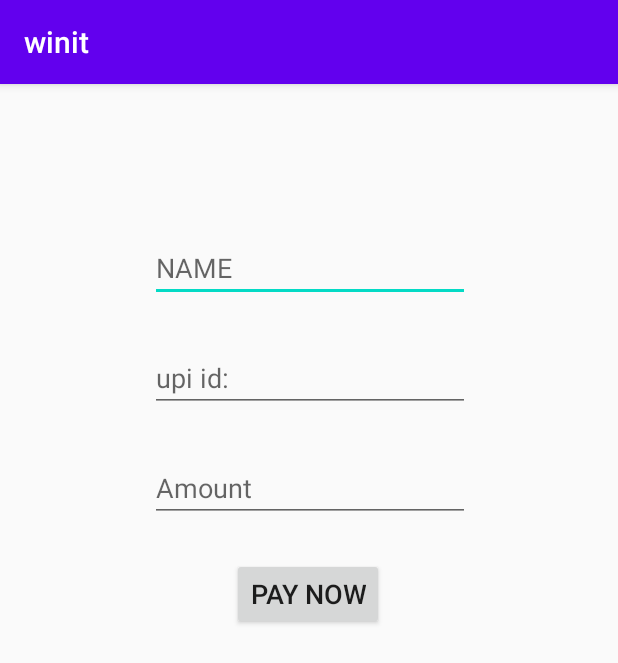
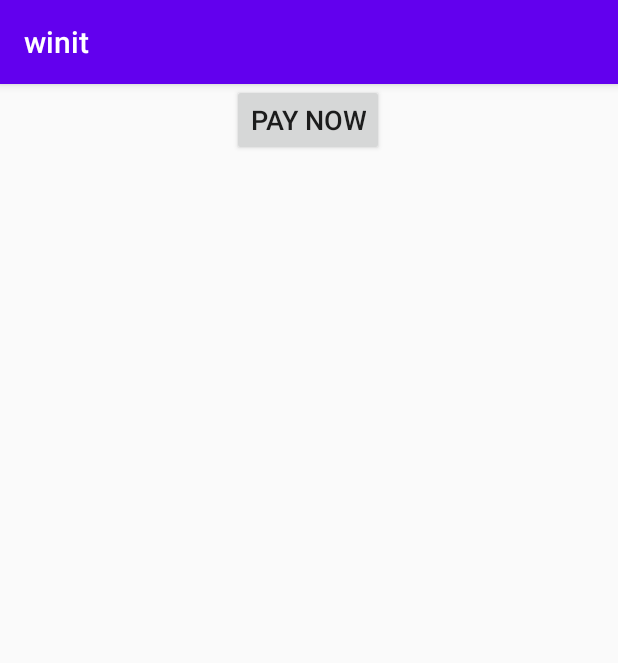
Before and after one commit to VIKASbhalke/winit-app, an Android app: the donateActivity screen opened directly, with no data from a screen before it, on a phone screen of 412 x 824 dp. Shown: the top 663 px of the screen. Run offline under Robolectric (Android 15) with nearby library versions, the phone set to English and light mode, and no system bars.

Commit message:
fixed feedback.xml

```diff
--- a/app/src/main/res/layout/activity_donate.xml
+++ b/app/src/main/res/layout/activity_donate.xml
@@ -7,60 +7,14 @@
     android:layout_height="match_parent"
     tools:context=".donateActivity">
 
-    <EditText
-        android:id="@+id/nametext"
-        android:layout_width="wrap_content"
-        android:layout_height="wrap_content"
-        android:layout_marginTop="100dp"
-        android:ems="10"
-        android:inputType="textPersonName"
-        android:text="@string/name"
-        android:hint="@string/enter_name"
-        app:layout_constraintEnd_toEndOf="parent"
-        app:layout_constraintHorizontal_bias="0.502"
-        app:layout_constraintStart_toStartOf="parent"
-        app:layout_constraintTop_toTopOf="parent"
-        android:importantForAutofill="no" />
-
-    <EditText
-        android:id="@+id/upi_id"
-        android:layout_width="wrap_content"
-        android:layout_height="wrap_content"
-        android:layout_marginTop="28dp"
-        android:ems="10"
-        android:inputType="textPersonName"
-        android:text="@string/upi_id"
-        android:hint="@string/upi_id_"
-        app:layout_constraintEnd_toEndOf="parent"
-        app:layout_constraintHorizontal_bias="0.502"
-        app:layout_constraintStart_toStartOf="parent"
-        app:layout_constraintTop_toBottomOf="@+id/nametext"
-        android:importantForAutofill="no" />
-
-    <EditText
-        android:id="@+id/editText"
-        android:layout_width="wrap_content"
-        android:layout_height="wrap_content"
-        android:layout_marginTop="28dp"
-        android:ems="10"
-        android:hint="@string/amount"
-        android:importantForAutofill="no"
-        android:inputType="number"
-        app:layout_constraintEnd_toEndOf="parent"
-        app:layout_constraintHorizontal_bias="0.502"
-        app:layout_constraintStart_toStartOf="parent"
-        app:layout_constraintTop_toBottomOf="@+id/upi_id"
-        tools:ignore="LabelFor" />
-
     <Button
         android:id="@+id/paynow"
         android:layout_width="wrap_content"
         android:layout_height="wrap_content"
-        android:layout_marginTop="24dp"
         android:text="@string/pay_nowbutton"
         android:textSize="18sp"
         app:layout_constraintEnd_toEndOf="parent"
         app:layout_constraintHorizontal_bias="0.498"
         app:layout_constraintStart_toStartOf="parent"
-        app:layout_constraintTop_toBottomOf="@+id/editText" />
+        tools:layout_editor_absoluteY="315dp" />
 </androidx.constraintlayout.widget.ConstraintLayout>
--- a/app/src/main/res/values/strings.xml
+++ b/app/src/main/res/values/strings.xml
@@ -13,8 +13,6 @@
     <string name="colcanbutton">col</string>
     <string name="brecanbutton">brecan</string>
     <string name="prcanbutton">prcan</string>
-    <string name="upi_id"></string>
-    <string name="name"></string>
     <string name="amount">Amount</string>
     <string name="enter_name">NAME</string>
     <string name="upi_id_">upi id:</string>
@@ -26,10 +24,6 @@
     <string name="textview">TextView</string>
     <string name="string_textview">ggsh</string>
     <string name="send_feedback">send feedback</string>
-    <string name="enterusern"></string>
-    <string name="feedbacksubmit"></string>
-    <string name="name_textview">name</string>
-    <string name="type_feedback">type feedback</string>
     <string name="lungcanview">Lung cancer</string>
     <string name="skin_cancer">Skin cancer</string>
     <string name="skincan_info">Skin cancer — the abnormal growth of skin cells — most often develops on skin exposed to the sun.But this common form of cancer can also occur on areas of your skin not ordinarily exposed to sunlight.There are three main types of skin cancer:
@@ -38,6 +32,8 @@
     <string name="sym_skincaan">Skin cancer symptoms</string>
     <string name="sksym">The sooner a skin cancer is identified and treated, the better your chance of avoiding surgery or, in the case of a serious melanoma or other skin cancer, potential disfigurement or even death.</string>
     <string name="skcann">It is also a good idea to talk to your doctor about your level of risk and for advice on early detection.Become familiar with the look of your skin, so you pick up any changes that might suggest a skin cancer. Look for:any crusty, non-healing sores,small lumps that are red, pale or pearly in colour </string>
+    <string name="your_name">your name</string>
+    <string name="type_feedback">type feedback</string>
 
 
 </resources>
```
Also changed, not shown: app/src/main/java/com/example/winit/feedbackActivity.java (+6 -6 lines), app/src/main/res/layout/activity_feedback.xml (+6 -10 lines).
